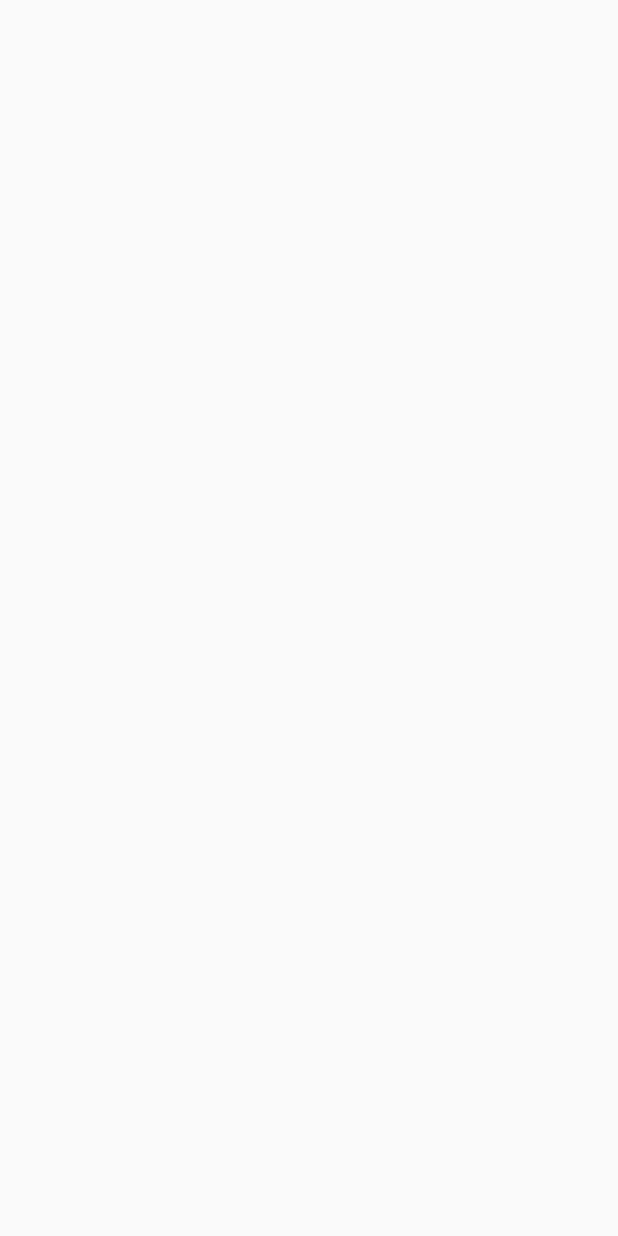
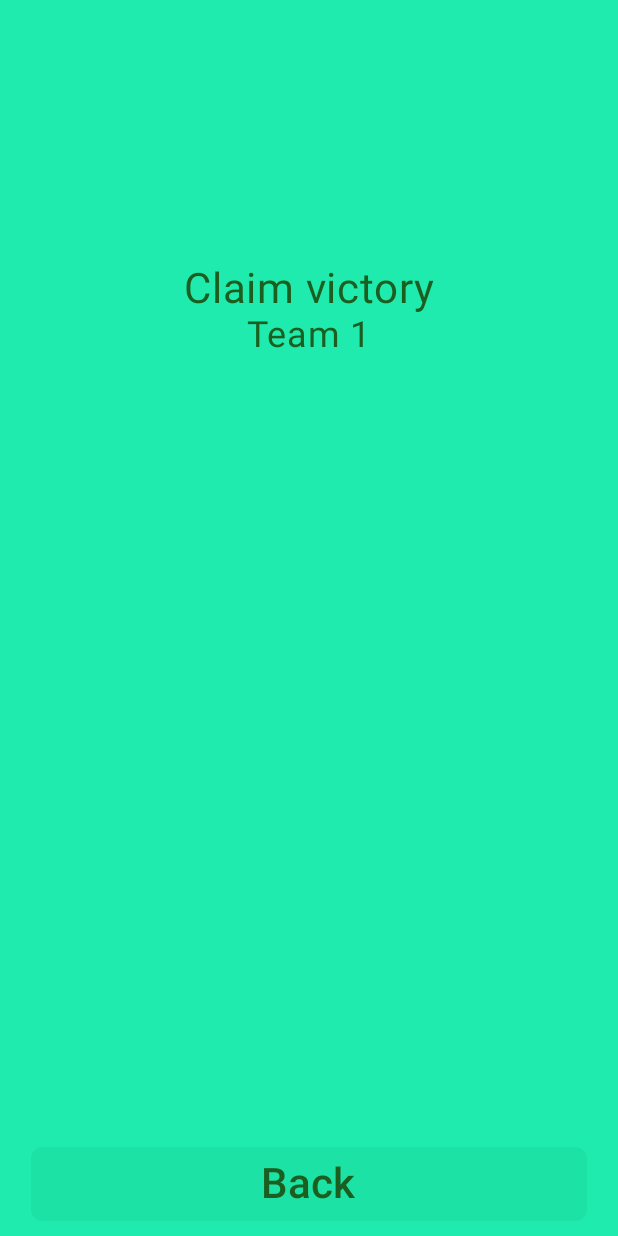
Before and after one commit to gev1997/AliasIT, an Android app built with Jetpack Compose: the GameWinPage screen opened through its navigation route, on a phone screen of 412 x 824 dp. Before the commit the screen is empty. Run offline under Robolectric (Android 15) with nearby library versions, the phone set to English and light mode, and no system bars.

Commit message:
GameWinPage() initial design and functionality

```diff
--- a/app/src/main/java/com/aliasit/ui/GameWinPage.kt
+++ b/app/src/main/java/com/aliasit/ui/GameWinPage.kt
@@ -1,7 +1,65 @@
 package com.aliasit.ui
 
+import androidx.activity.compose.BackHandler
+import androidx.compose.foundation.background
+import androidx.compose.foundation.layout.Arrangement
+import androidx.compose.foundation.layout.BoxWithConstraints
+import androidx.compose.foundation.layout.Column
+import androidx.compose.foundation.layout.fillMaxHeight
+import androidx.compose.foundation.layout.fillMaxSize
+import androidx.compose.foundation.layout.fillMaxWidth
+import androidx.compose.foundation.layout.padding
+import androidx.compose.foundation.layout.width
+import androidx.compose.foundation.rememberScrollState
+import androidx.compose.foundation.verticalScroll
+import androidx.compose.material3.Button
+import androidx.compose.material3.ButtonDefaults
+import androidx.compose.material3.Scaffold
+import androidx.compose.material3.Text
 import androidx.compose.runtime.Composable
+import androidx.compose.runtime.collectAsState
+import androidx.compose.ui.Alignment
+import androidx.compose.ui.Modifier
+import androidx.compose.ui.unit.sp
 
 @Composable
 fun MainActivity.GameWinPage() {
+    val teams = getTeamsViewModel().getStateFlow().collectAsState().value
+    val currentTeam = teams.getCurrentTeam()
+
+    Scaffold { padding ->
+        BoxWithConstraints {
+            val mainContentColumnWidth = maxWidth * 0.9f
+
+            // Main Column
+            Column(Modifier.fillMaxSize().background(backgroundColor).padding(padding), horizontalAlignment = Alignment.CenterHorizontally) {
+                // Main content Column
+                Column(Modifier.fillMaxHeight().width(mainContentColumnWidth).verticalScroll(rememberScrollState()), Arrangement.SpaceBetween) {
+                    // Title Column
+                    Column(Modifier.fillMaxWidth(), horizontalAlignment = Alignment.CenterHorizontally) {}
+
+                    // Next Team/Player Column
+                    Column(Modifier.fillMaxWidth(), horizontalAlignment = Alignment.CenterHorizontally) {
+                        Text("Claim victory", color = textColor, fontSize = 28.sp)
+                        Text(currentTeam.getName(), color = textColor, fontSize = 24.sp)
+                    }
+
+                    Utility.Spacer(0, 2)
+
+                    // Back Column
+                    Column(Modifier.fillMaxWidth(), horizontalAlignment = Alignment.CenterHorizontally) {
+                        Button({ backToHomeHandler() }, Modifier.fillMaxWidth(), colors = ButtonDefaults.buttonColors(buttonColor), shape = buttonShape) {
+                            Text("Back", color = textColor, fontSize = 28.sp)
+                        }
+
+                        Utility.Spacer(10)
+                    }
+                }
+            }
+        }
+    }
+
+    BackHandler(true) {
+        backToHomeHandler()
+    }
 }
```
